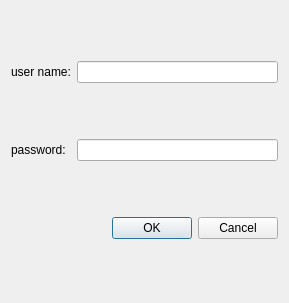
Above: login.ui from rivali-13/jukebox before the change. Below: the same form after it.
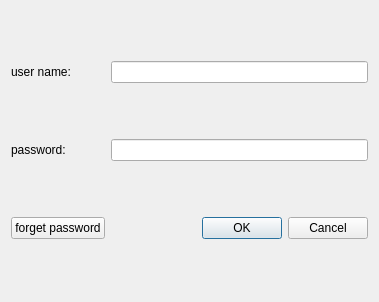
That is the form after the change.

Commit message: added forget option

The edit to the form file:
```diff
--- a/login.ui
+++ b/login.ui
@@ -6,8 +6,8 @@
    <rect>
     <x>0</x>
     <y>0</y>
-    <width>289</width>
-    <height>303</height>
+    <width>379</width>
+    <height>302</height>
    </rect>
   </property>
   <property name="windowTitle">
@@ -44,6 +44,13 @@
    <item row="3" column="1">
     <widget class="QLineEdit" name="lineEdit_2"/>
    </item>
+   <item row="4" column="0">
+    <widget class="QPushButton" name="pushButton">
+     <property name="text">
+      <string>forget password</string>
+     </property>
+    </widget>
+   </item>
   </layout>
  </widget>
  <resources/>
```
The commit also changes 6 other files.
